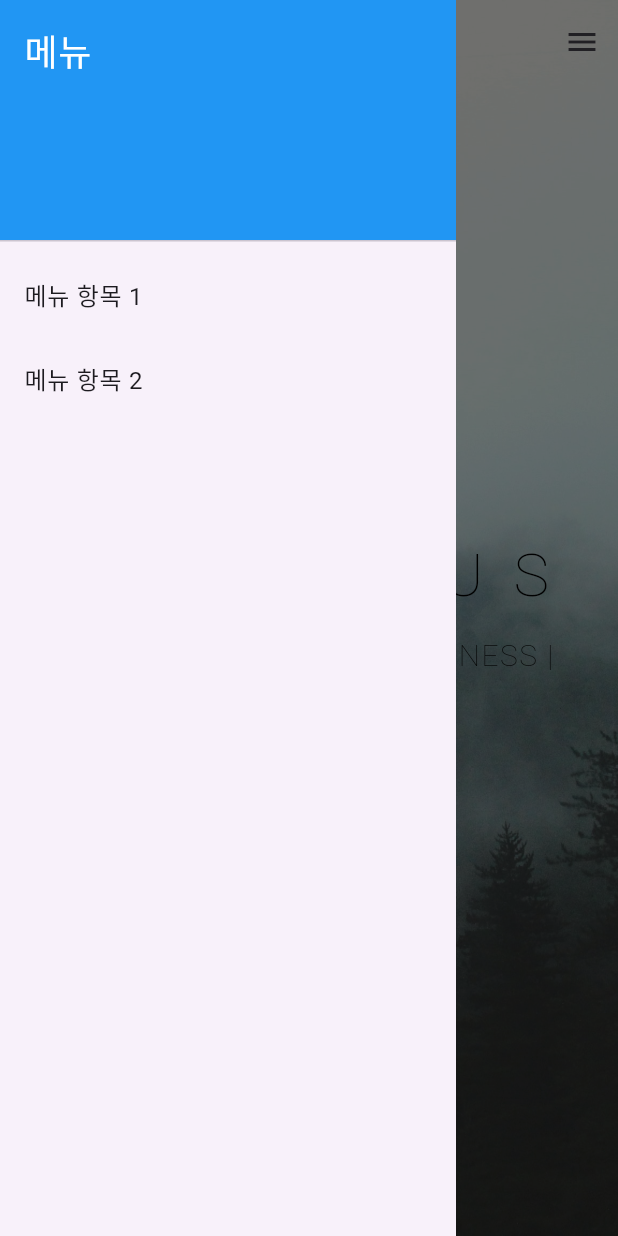
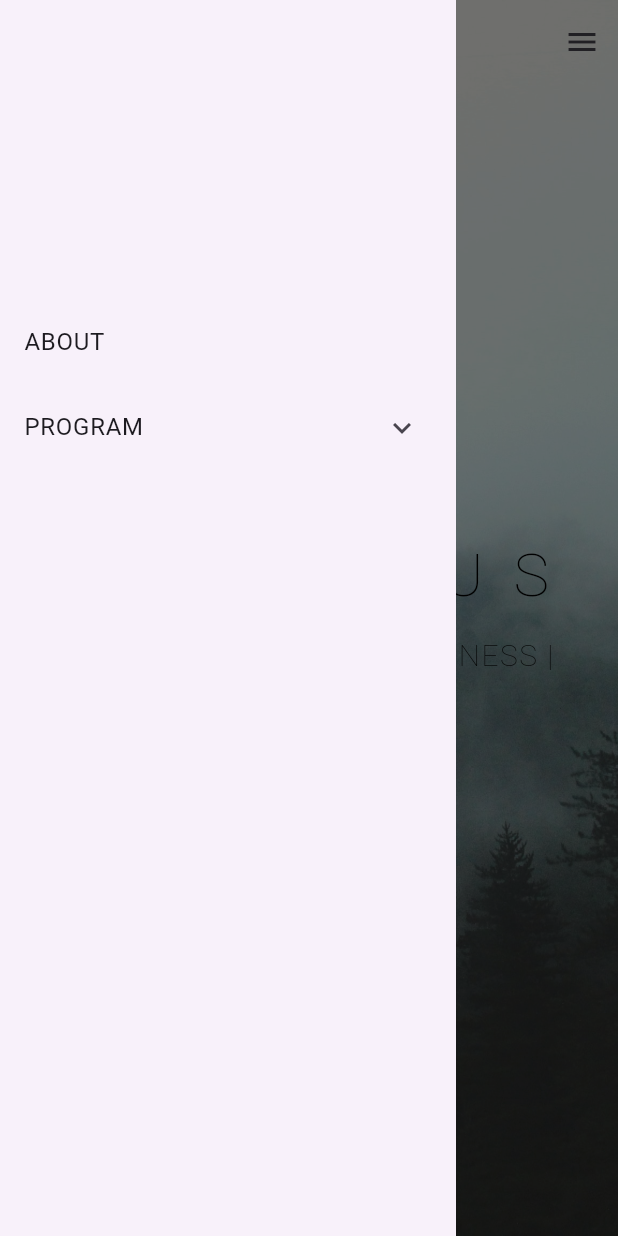
Before and after one commit to bae-seoyoung/spiratus_homepage_v2, a Flutter app: the screen it shows after launch, with the side drawer open, on a phone screen of 412 x 824 dp. Run offline on Flutter 3.47's test engine with Material 3 defaults, Android fonts, the phone set to English and light mode, and no system bars; our stand-ins replace google_fonts; Roboto replaces fonts that are missing (Ysabeau Infant).

Commit message:
program 하위 메뉴 생성

```diff
--- a/lib/main.dart
+++ b/lib/main.dart
@@ -105,33 +105,48 @@ class _MyHomePageState extends State<MyHomePage> {
           ),
         ),
         child: ListView(
-          padding: EdgeInsets.zero,
+          padding: EdgeInsets.only(top: 200.0), // 여백 추가
           children: [
-            DrawerHeader(
-              decoration: BoxDecoration(
-                color: Colors.blue,
-              ),
-              child: Text(
-                '메뉴',
-                style: TextStyle(
-                  color: Colors.white,
-                  fontSize: 24,
-                ),
-              ),
-            ),
             ListTile(
-              title: Text('메뉴 항목 1'),
+              title: Text('ABOUT'),
               onTap: () {
                 // TODO: 메뉴 항목 1을 선택했을 때 수행할 동작 추가
                 Navigator.pop(context); // Drawer를 닫음
               },
             ),
-            ListTile(
-              title: Text('메뉴 항목 2'),
-              onTap: () {
-                // TODO: 메뉴 항목 2를 선택했을 때 수행할 동작 추가
-                Navigator.pop(context); // Drawer를 닫음
-              },
+           // ExpansionTile로 구현된 하위 메뉴
+            ExpansionTile(
+              title: Text('PROGRAM'), // '메뉴 항목 2'를 'PROGRAM'으로 변경
+              children: [
+                ListTile(
+                  title: Text('MOVEMENT'),
+                  onTap: () {
+                    // TODO: MOVEMENT 선택했을 때 수행할 동작 추가
+                    Navigator.pop(context); // Drawer를 닫음
+                  },
+                ),
+                ListTile(
+                  title: Text('SOUND'),
+                  onTap: () {
+                    // TODO: SOUND 선택했을 때 수행할 동작 추가
+                    Navigator.pop(context); // Drawer를 닫음
+                  },
+                ),
+                ListTile(
+                  title: Text('TEA'),
+                  onTap: () {
+                    // TODO: TEA 선택했을 때 수행할 동작 추가
+                    Navigator.pop(context); // Drawer를 닫음
+                  },
+                ),
+                ListTile(
+                  title: Text('RETREAT'),
+                  onTap: () {
+                    // TODO: RETREAT 선택했을 때 수행할 동작 추가
+                    Navigator.pop(context); // Drawer를 닫음
+                  },
+                ),
+              ],
             ),
             // 추가적인 메뉴 항목들을 필요에 따라 추가
           ],
```
